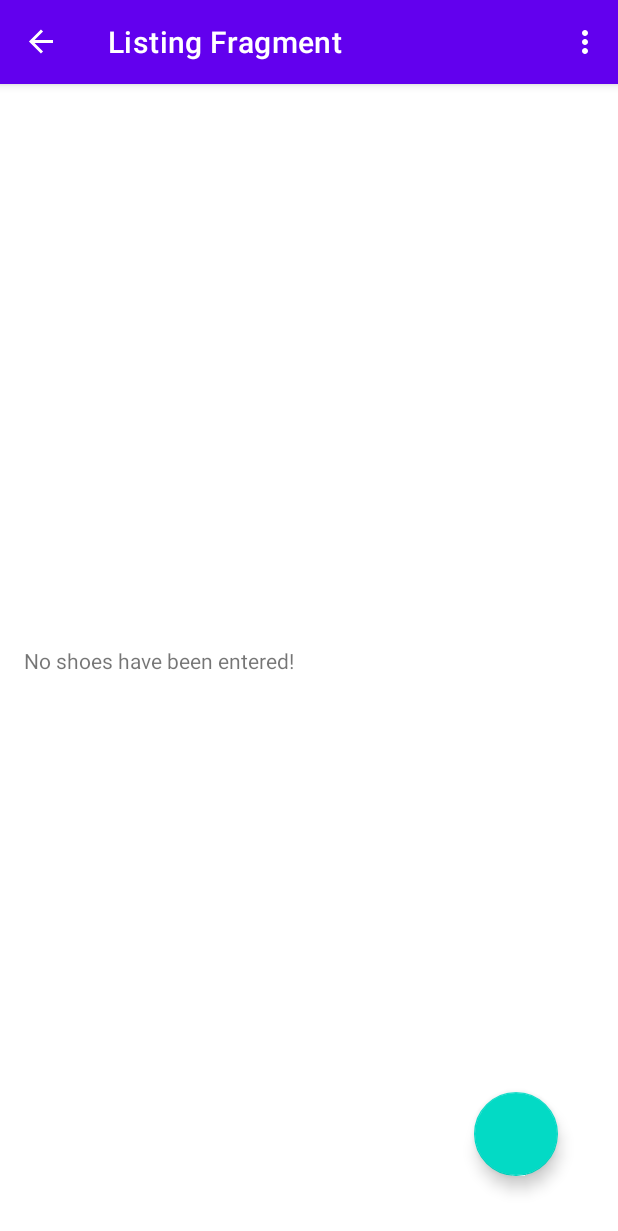
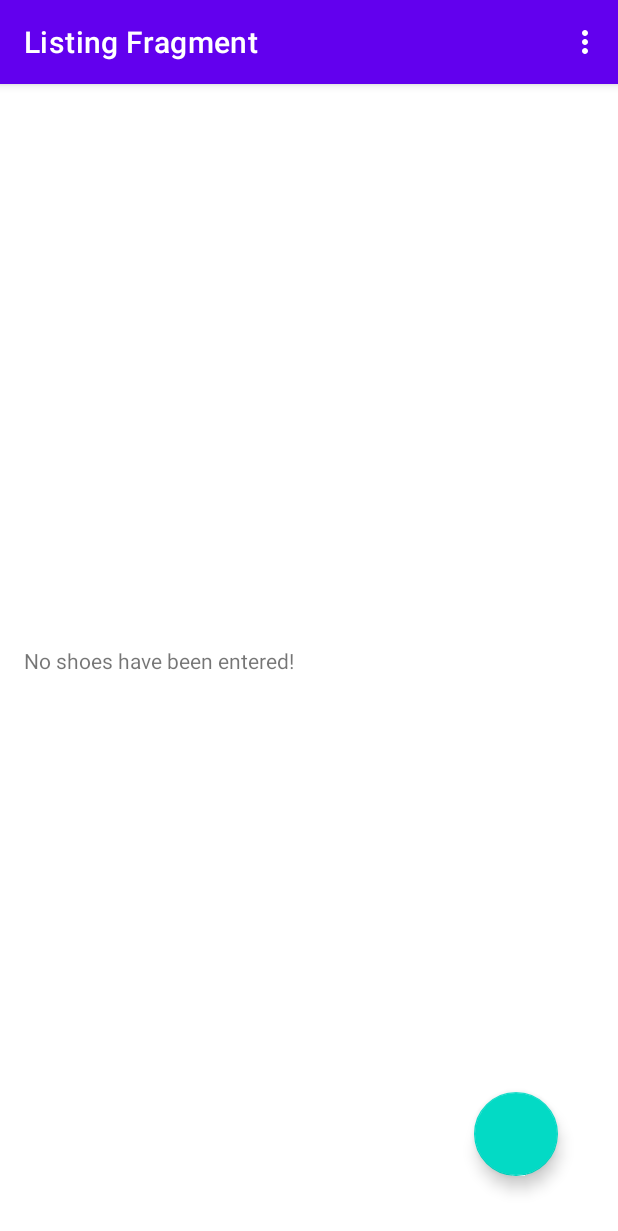
Before and after one commit to kelocen/shoe-tracker, an Android app: the ListingFragment screen opened through its navigation route, on a phone screen of 412 x 824 dp. Shown: the top 1231 px of the screen. Run offline under Robolectric (Android 15) with nearby library versions, the phone set to English and light mode, and no system bars; our stand-ins replace Timber, data binding, navigation-ui.

Commit message:
feat: Update navigation

```diff
--- a/app/src/main/java/com/example/shoestoreinventory/MainActivity.kt
+++ b/app/src/main/java/com/example/shoestoreinventory/MainActivity.kt
@@ -24,7 +24,12 @@ class MainActivity : AppCompatActivity() {
         val navHostFragment = supportFragmentManager.findFragmentById(
                 R.id.nav_host_fragment_container_main) as NavHostFragment
         val navController = navHostFragment.navController
+        val topLevelDestinations = mutableSetOf<Int>()
+        topLevelDestinations.add(R.id.fragment_ListingFragment)
+        topLevelDestinations.add(R.id.fragment_LoginFragment)
+        topLevelDestinations.add(R.id.fragment_WelcomeFragment)
         appBarConfiguration = AppBarConfiguration(navController.graph)
+        appBarConfiguration = AppBarConfiguration.Builder(topLevelDestinations).build()
         setupActionBarWithNavController(navController, appBarConfiguration)
     }
 
--- a/app/src/main/java/com/example/shoestoreinventory/ui/details/DetailsFragment.kt
+++ b/app/src/main/java/com/example/shoestoreinventory/ui/details/DetailsFragment.kt
@@ -31,13 +31,13 @@ class DetailsFragment : Fragment() {
         binding.shoeViewModel = shoeViewModel
         shoeViewModel.eventOnSave.observe(viewLifecycleOwner, { saveClicked ->
             if (saveClicked) {
-                findNavController().navigate(R.id.action_save_DetailsFragment_to_ListingFragment)
+                findNavController().navigateUp()
                 shoeViewModel.onClickComplete()
             }
         })
         shoeViewModel.eventOnCancel.observe(viewLifecycleOwner, { cancelClicked ->
             if (cancelClicked) {
-                findNavController().navigate(R.id.action_cancel_DetailsFragment_to_ListingFragment)
+                findNavController().navigateUp()
                 shoeViewModel.onClickComplete()
             }
         })
--- a/app/src/main/res/navigation/nav_graph.xml
+++ b/app/src/main/res/navigation/nav_graph.xml
@@ -10,7 +10,9 @@
     android:name="com.example.shoestoreinventory.ui.login.LoginFragment">
     <action
       android:id="@+id/action_LoginFragment_to_WelcomeFragment"
-      app:destination="@id/fragment_WelcomeFragment" />
+      app:destination="@id/fragment_WelcomeFragment"
+      app:popUpTo="@id/nav_graph"
+      app:popUpToInclusive="true" />
   </fragment>
   <!-- Welcome Fragment -->
   <fragment
@@ -28,7 +30,9 @@
     android:name="com.example.shoestoreinventory.ui.instructions.InstructionsFragment">
     <action
       android:id="@+id/action_InstructionsFragment_to_ListingFragment"
-      app:destination="@+id/fragment_ListingFragment" />
+      app:destination="@+id/fragment_ListingFragment"
+      app:popUpTo="@id/nav_graph"
+      app:popUpToInclusive="true" />
   </fragment>
   <!-- Listing Fragment -->
   <fragment
@@ -38,6 +42,7 @@
     <action
       android:id="@+id/action_ListingFragment_to_DetailsFragment"
       app:destination="@+id/fragment_DetailsFragment" />
+
   </fragment>
   <!-- Details Fragment -->
   <fragment
```
Also changed, not shown: app/src/main/java/com/example/shoestoreinventory/ui/listing/ListingFragment.kt (+14 -2 lines), 1 other file.
